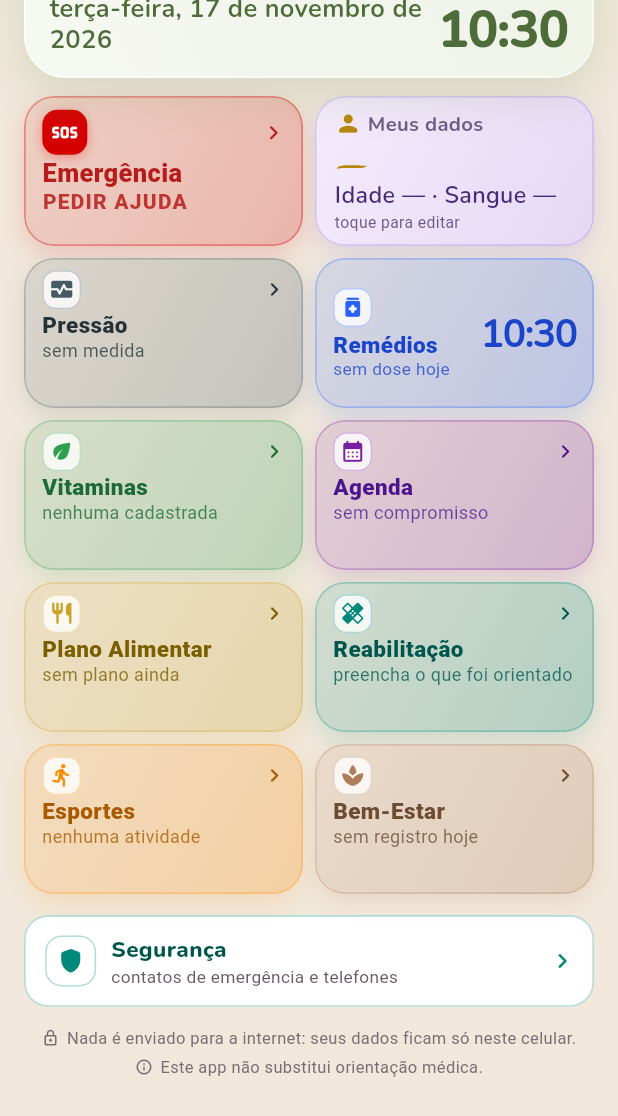
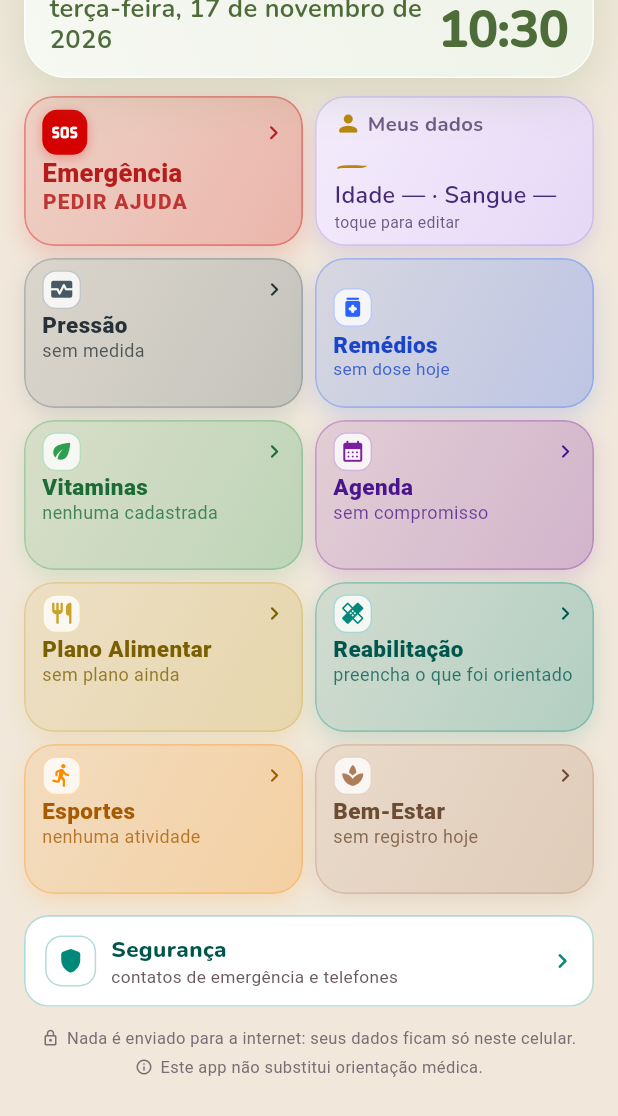
Before and after one commit to ZZ-29/cultivando-saude, a Flutter app: the screen it shows after launch, scrolled down 183 dp, on a phone screen of 412 x 824 dp. Shown: the top 1116 px of the screen. Run offline on Flutter 3.47's test engine with Material 3 defaults, Android fonts, the phone set to English and light mode, and no system bars; our stand-ins replace sqflite; accounts and stored records are empty.

Commit message:
fix: card de remedios sem relogio (nome inteiro em 2 colunas) v2.0.3

```diff
--- a/lib/core/widgets/cartao_remedios.dart
+++ b/lib/core/widgets/cartao_remedios.dart
@@ -1,5 +1,4 @@
 import 'dart:async';
-import 'dart:ui' as ui;
 
 import 'package:flutter/material.dart';
 
@@ -111,9 +110,6 @@ class CartaoRemediosState extends State<CartaoRemedios> {
     }
   }
 
-  String get _hora =>
-      '${_agora.hour.toString().padLeft(2, '0')}:${_agora.minute.toString().padLeft(2, '0')}';
-
   /// "2 de 4 tomados · próxima 20:00"
   String get _resumo {
     if (!_carregou) return '…';
@@ -165,18 +161,12 @@ class CartaoRemediosState extends State<CartaoRemedios> {
           ),
           child: InkWell(
             onTap: widget.aoTocar,
-            child: LayoutBuilder(
-              builder: (BuildContext context, BoxConstraints limites) {
-                final double corpoHora = limites.maxWidth >= 240 ? 34 : 26;
-
-                return Padding(
+            // **Sem relógio aqui.** A hora grande vive no card da marca, no
+            // topo da tela. Neste card ela ocupava metade da largura e o nome
+            // "Remédios" aparecia cortado ("RE") na grade de duas colunas.
+            // O horário da próxima dose continua escrito no resumo.
+            child: Padding(
               padding: const EdgeInsets.fromLTRB(11, 8, 10, 8),
-                  child: Stack(
-                    children: <Widget>[
-                      Row(
-                        crossAxisAlignment: CrossAxisAlignment.center,
-                        children: <Widget>[
-                          Expanded(
               child: Column(
                 mainAxisAlignment: MainAxisAlignment.center,
                 crossAxisAlignment: CrossAxisAlignment.start,
@@ -185,8 +175,7 @@ class CartaoRemediosState extends State<CartaoRemedios> {
                     width: 26,
                     height: 26,
                     decoration: BoxDecoration(
-                                    // Igual aos outros cards: fundo claro e
-                                    // glifo na cor cheia da categoria.
+                      // Igual aos outros cards: fundo claro e glifo na cor.
                       color: Colors.white.withValues(alpha: 0.78),
                       borderRadius: BorderRadius.circular(9),
                       border: Border.all(
@@ -226,38 +215,6 @@ class CartaoRemediosState extends State<CartaoRemedios> {
                 ],
               ),
             ),
-                          const SizedBox(width: 6),
-                          // O relógio tem largura máxima (5 dígitos) e encolhe
-                          // dentro dela: em tela estreita ou com a fonte do
-                          // sistema aumentada ele reduz em vez de estourar.
-                          ConstrainedBox(
-                            constraints: BoxConstraints(
-                              maxWidth: corpoHora * 3.1,
-                            ),
-                            child: FittedBox(
-                              fit: BoxFit.scaleDown,
-                              child: Text(
-                                _hora,
-                                style: TextStyle(
-                                  fontFamily: 'Nunito',
-                                  fontVariations: const <ui.FontVariation>[
-                                    ui.FontVariation('wght', 700),
-                                  ],
-                                  fontSize: corpoHora,
-                                  height: 1.0,
-                                  letterSpacing: -1.0,
-                                  color: corTexto,
-                                ),
-                              ),
-                            ),
-                          ),
-                        ],
-                      ),
-                    ],
-                  ),
-                );
-              },
-            ),
           ),
         ),
       ),
--- a/pubspec.yaml
+++ b/pubspec.yaml
@@ -16,7 +16,7 @@ publish_to: 'none' # Remove this line if you wish to publish to pub.dev
 # https://developer.apple.com/library/archive/documentation/General/Reference/InfoPlistKeyReference/Articles/CoreFoundationKeys.html
 # In Windows, build-name is used as the major, minor, and patch parts
 # of the product and file versions while build-number is used as the build suffix.
-version: 2.0.2+15
+version: 2.0.3+16
 
 environment:
   sdk: ^3.13.7
```
Lines whose indentation alone changed are shown as unchanged.
